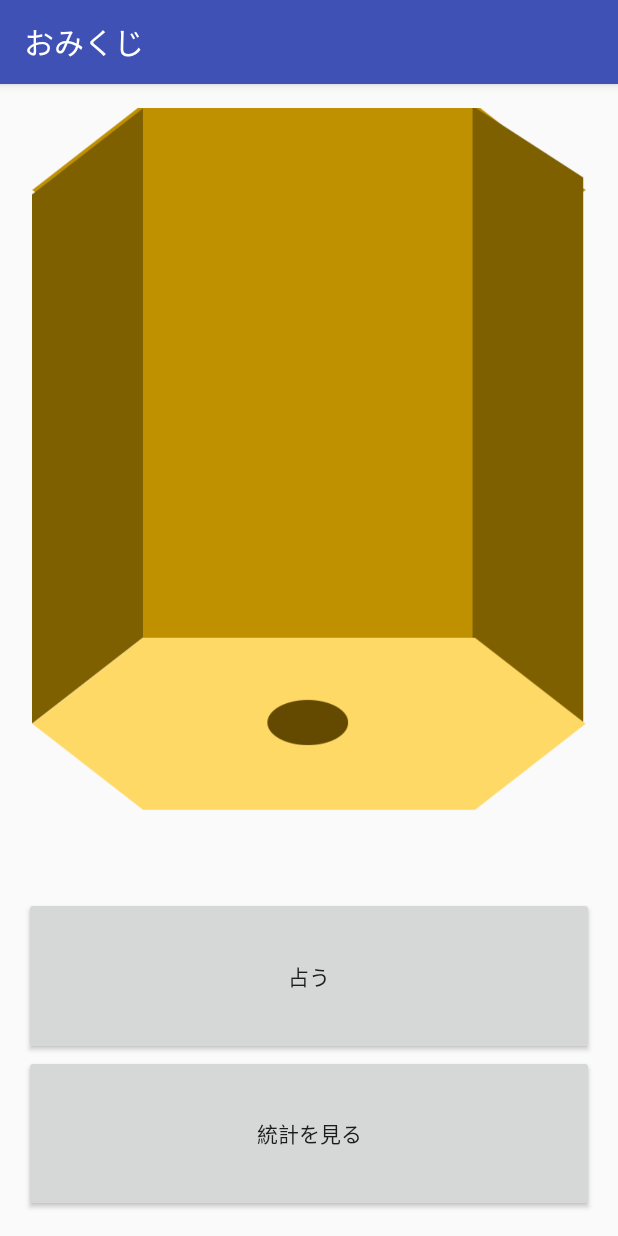
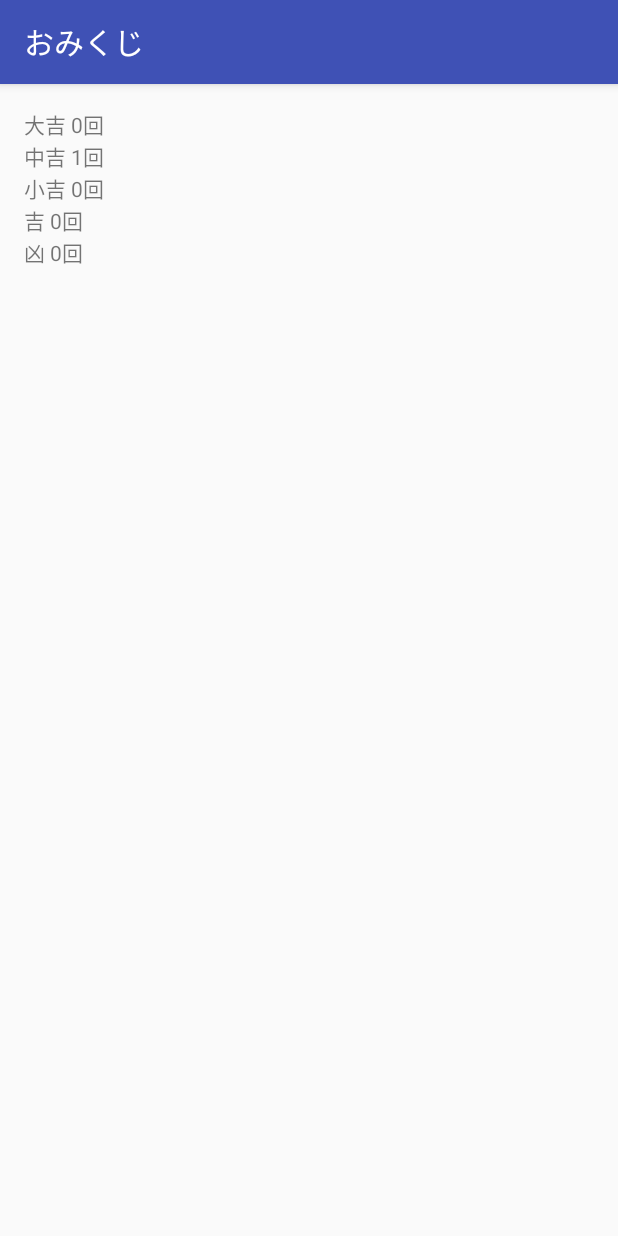
Before and after one commit to kishimotoyk/Omikuji, an Android app: the screen it shows after launch (MainActivity before the commit, TableActivity after it), after a tap on "統計を見る", on a phone screen of 412 x 824 dp. Run offline under Robolectric (Android 15) with nearby library versions, the phone set to English and light mode, and no system bars.

Commit message:
統計作りました

```diff
--- a/app/src/main/java/org/t_robop/kishimoto/omikuji/MainActivity.java
+++ b/app/src/main/java/org/t_robop/kishimoto/omikuji/MainActivity.java
@@ -10,10 +10,12 @@ import java.util.Random;
 
 public class MainActivity extends AppCompatActivity {
 
+    int num;
     boolean count = false;
     ImageView imageView;
     Button button;
-    int point[] = new int[5];
+    int point[] = {0,0,0,0,0};
+
 
     @Override
     protected void onCreate(Bundle savedInstanceState) {
@@ -29,7 +31,7 @@ public class MainActivity extends AppCompatActivity {
         if(count == false) {
             //乱数を生成させる
             Random r = new Random();
-            int num = r.nextInt(5);
+            num = r.nextInt(5);
 
             imageView = (ImageView) findViewById(R.id.imageView);
 
@@ -108,10 +110,10 @@ public class MainActivity extends AppCompatActivity {
         }
     }
 
-//    public void onClick2(View v){
-//        Intent intent = new Intent(this, TableActivity.class);
-//        intent.putExtra("point", point[0]);
-//        startActivity(intent);
-//    }
+    public void onClick2(View v){
+        Intent intent = new Intent(this, TableActivity.class);
+        intent.putExtra("point", point);
+        startActivity(intent);
+    }
 
 }
--- a/app/src/main/java/org/t_robop/kishimoto/omikuji/TableActivity.java
+++ b/app/src/main/java/org/t_robop/kishimoto/omikuji/TableActivity.java
@@ -3,14 +3,32 @@ package org.t_robop.kishimoto.omikuji;
 import android.content.Intent;
 import android.support.v7.app.AppCompatActivity;
 import android.os.Bundle;
+import android.util.Log;
+import android.widget.TextView;
 
 public class TableActivity extends AppCompatActivity {
+
+    TextView textView1,textView2,textView3,textView4,textView5;
+    int name[] =new int[5];
 
     @Override
     protected void onCreate(Bundle savedInstanceState) {
         super.onCreate(savedInstanceState);
         setContentView(R.layout.activity_table);
         Intent i = getIntent();
-        int name = i.getIntExtra("point",0);
+        name = i.getIntArrayExtra("point");
+
+        textView1 = (TextView)findViewById(R.id.text1);
+        textView2 = (TextView)findViewById(R.id.text2);
+        textView3 = (TextView)findViewById(R.id.text3);
+        textView4 = (TextView)findViewById(R.id.text4);
+        textView5 = (TextView)findViewById(R.id.text5);
+
+        textView1.setText("大吉 "+String.valueOf(name[0])+"回");
+        textView2.setText("中吉 "+String.valueOf(name[1])+"回");
+        textView3.setText("小吉 "+String.valueOf(name[2])+"回");
+        textView4.setText("吉 "+String.valueOf(name[3])+"回");
+        textView5.setText("凶 "+String.valueOf(name[4])+"回");
+
     }
 }
--- a/app/src/main/res/layout/activity_table.xml
+++ b/app/src/main/res/layout/activity_table.xml
@@ -1,5 +1,5 @@
 <?xml version="1.0" encoding="utf-8"?>
-<RelativeLayout xmlns:android="http://schemas.android.com/apk/res/android"
+<LinearLayout xmlns:android="http://schemas.android.com/apk/res/android"
     xmlns:tools="http://schemas.android.com/tools"
     android:layout_width="match_parent"
     android:layout_height="match_parent"
@@ -7,6 +7,29 @@
     android:paddingLeft="@dimen/activity_horizontal_margin"
     android:paddingRight="@dimen/activity_horizontal_margin"
     android:paddingTop="@dimen/activity_vertical_margin"
-    tools:context="org.t_robop.kishimoto.omikuji.TableActivity">
+    android:orientation="vertical"
+    tools:context="org.t_robop.kishimoto.omikuji.MainActivity">
 
-</RelativeLayout>
+
+    <TextView
+        android:layout_width="wrap_content"
+        android:layout_height="wrap_content"
+        android:id="@+id/text1"/>
+    <TextView
+        android:layout_width="wrap_content"
+        android:layout_height="wrap_content"
+        android:id="@+id/text2"/>
+    <TextView
+        android:layout_width="wrap_content"
+        android:layout_height="wrap_content"
+        android:id="@+id/text3"/>
+    <TextView
+        android:layout_width="wrap_content"
+        android:layout_height="wrap_content"
+        android:id="@+id/text4"/>
+    <TextView
+        android:layout_width="wrap_content"
+        android:layout_height="wrap_content"
+        android:id="@+id/text5"/>
+
+</LinearLayout>
```
